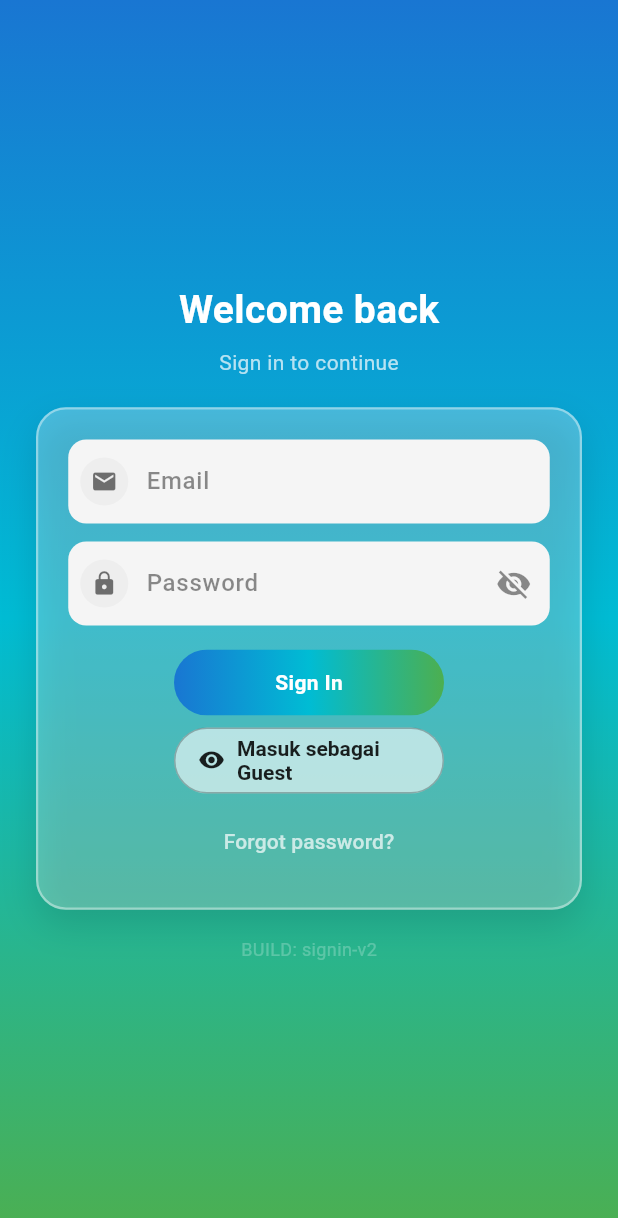
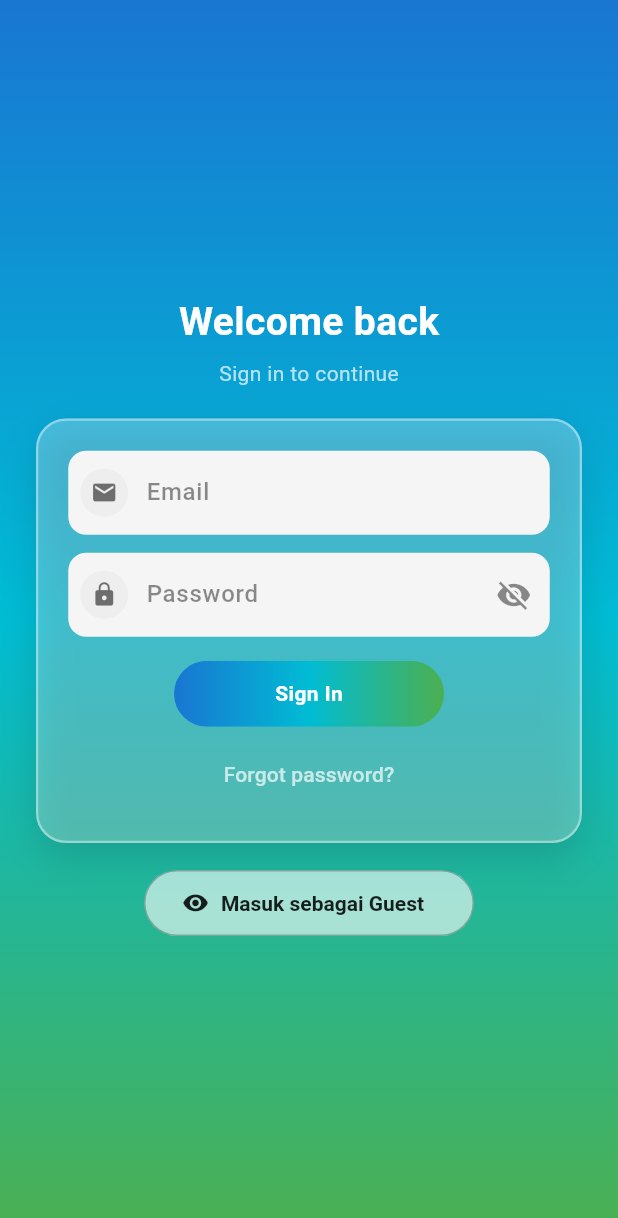
Before and after one commit to itsmondayalready/magang_pemula, a Flutter app: the screen it shows after launch, on a phone screen of 412 x 824 dp. Shown: the top 1218 px of the screen. Run offline on Flutter 3.47's test engine with Material 3 defaults, Android fonts, the light colour scheme and no system bars; our stand-ins replace firebase_auth, firebase_core; accounts and stored records are empty.

Commit message:
update lagi le
wlee

```diff
--- a/lib/screens/login_screen.dart
+++ b/lib/screens/login_screen.dart
@@ -344,29 +344,6 @@ class _LoginScreenState extends State<LoginScreen> {
                             ),
                           ),
                           const SizedBox(height: 8),
-                          SizedBox(
-                            width: 180,
-                            height: 44,
-                            child: OutlinedButton.icon(
-                              onPressed: _isLoading ? null : _signInGuest,
-                              icon: const Icon(Icons.visibility_rounded),
-                              label: const Text('Masuk sebagai Guest'),
-                              style: OutlinedButton.styleFrom(
-                                foregroundColor: Colors.black87,
-                                side: const BorderSide(color: Colors.black26),
-                                shape: RoundedRectangleBorder(
-                                  borderRadius: BorderRadius.circular(30),
-                                ),
-                                textStyle: const TextStyle(
-                                  fontWeight: FontWeight.w700,
-                                ),
-                                backgroundColor: Colors.white.withValues(
-                                  alpha: 0.6,
-                                ),
-                              ),
-                            ),
-                          ),
-                          const SizedBox(height: 8),
                           TextButton(
                             onPressed: () async {
                               final email = _emailController.text.trim();
@@ -408,10 +385,26 @@ class _LoginScreenState extends State<LoginScreen> {
                     ),
                   ),
                   const SizedBox(height: 18),
-                  const Text(
-                    'BUILD: signin-v2',
-                    style: TextStyle(color: Colors.white24, fontSize: 12),
+                  SizedBox(
+                    width: 220,
+                    height: 44,
+                    child: OutlinedButton.icon(
+                      onPressed: _isLoading ? null : _signInGuest,
+                      icon: const Icon(Icons.visibility_rounded),
+                      label: const Text('Masuk sebagai Guest'),
+                      style: OutlinedButton.styleFrom(
+                        foregroundColor: Colors.black87,
+                        side: const BorderSide(color: Colors.black26),
+                        shape: RoundedRectangleBorder(
+                          borderRadius: BorderRadius.circular(30),
+                        ),
+                        textStyle: const TextStyle(fontWeight: FontWeight.w700),
+                        backgroundColor: Colors.white.withValues(alpha: 0.6),
+                      ),
+                    ),
                   ),
+                  const SizedBox(height: 10),
+
                 ],
               ),
             ),
```
